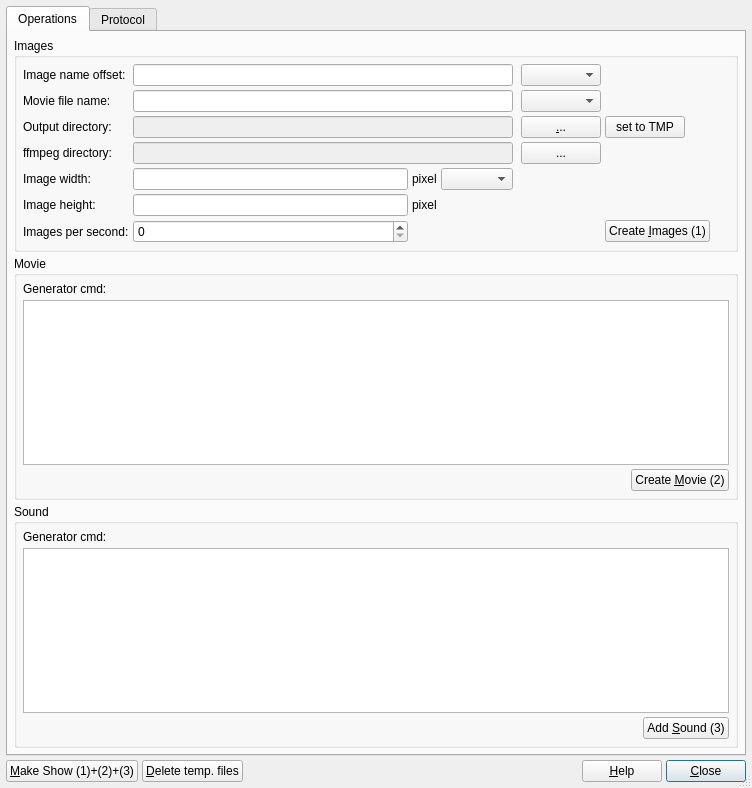
This is src/CreateMovieDlg4.ui in mneuroth/MinDia as Qt 5 draws it before an edit. The edited form follows.
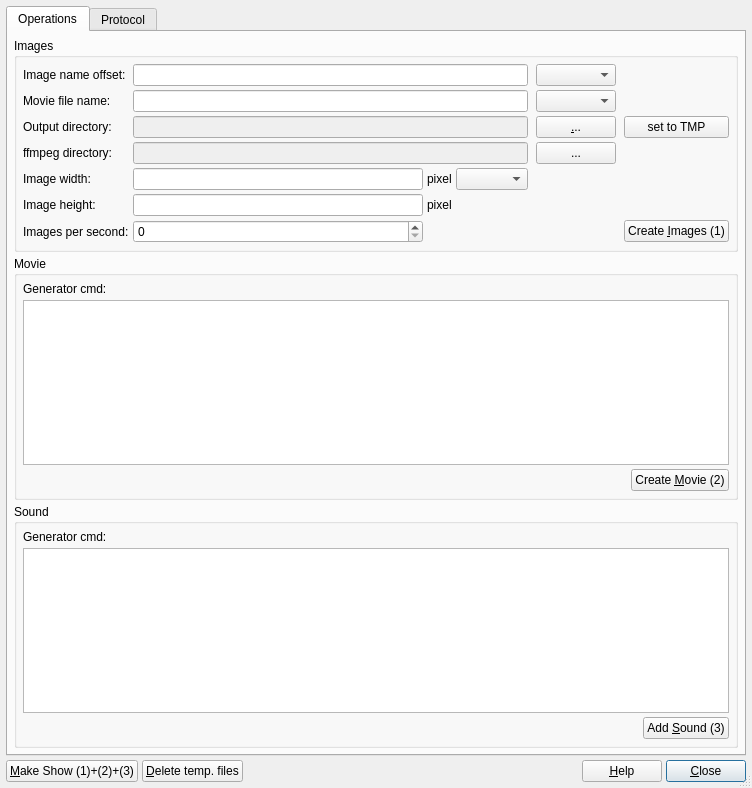
This is the edited form.

Commit message: improved german translations, start to improve help dialog

```diff
--- a/src/CreateMovieDlg4.ui
+++ b/src/CreateMovieDlg4.ui
@@ -46,7 +46,7 @@
           <item row="0" column="1" colspan="3">
            <widget class="QLineEdit" name="m_pImageNameOffset"/>
           </item>
-          <item row="0" column="6" colspan="3">
+          <item row="0" column="6" colspan="2">
            <spacer name="horizontalSpacer_2">
             <property name="orientation">
              <enum>Qt::Horizontal</enum>
@@ -69,7 +69,7 @@
           <item row="1" column="1" colspan="3">
            <widget class="QLineEdit" name="m_pMovieFileName"/>
           </item>
-          <item row="1" column="6" colspan="3">
+          <item row="1" column="6" colspan="2">
            <spacer name="horizontalSpacer">
             <property name="orientation">
              <enum>Qt::Horizontal</enum>
@@ -162,7 +162,7 @@
           <item row="4" column="3">
            <widget class="QComboBox" name="m_pImageRatio"/>
           </item>
-          <item row="4" column="5" colspan="4">
+          <item row="4" column="5" colspan="3">
            <spacer name="horizontalSpacer_4">
             <property name="orientation">
              <enum>Qt::Horizontal</enum>
@@ -198,7 +198,7 @@
             </property>
            </widget>
           </item>
-          <item row="5" column="3" colspan="6">
+          <item row="5" column="3" colspan="5">
            <spacer name="spacer6">
             <property name="orientation">
              <enum>Qt::Horizontal</enum>
@@ -240,30 +240,7 @@
             </property>
            </spacer>
           </item>
-          <item row="6" column="6" colspan="2">
-           <widget class="QPushButton" name="m_pCreateImages">
-            <property name="text">
-             <string>Create &amp;Images (1)</string>
-            </property>
-            <property name="shortcut">
-             <string>Alt+I</string>
-            </property>
-           </widget>
-          </item>
-          <item row="2" column="7" colspan="2">
-           <spacer name="horizontalSpacer_6">
-            <property name="orientation">
-             <enum>Qt::Horizontal</enum>
-            </property>
-            <property name="sizeHint" stdset="0">
-             <size>
-              <width>40</width>
-              <height>20</height>
-             </size>
-            </property>
-           </spacer>
-          </item>
-          <item row="3" column="6" colspan="3">
+          <item row="3" column="6" colspan="2">
            <spacer name="horizontalSpacer_7">
             <property name="orientation">
              <enum>Qt::Horizontal</enum>
@@ -276,19 +253,29 @@
             </property>
            </spacer>
           </item>
-          <item row="2" column="6">
-           <widget class="QPushButton" name="m_pSetToTemp">
-            <property name="text">
-             <string>set to TMP</string>
-            </property>
-           </widget>
-          </item>
           <item row="1" column="5">
            <widget class="QComboBox" name="m_pMovieExtension"/>
           </item>
           <item row="0" column="5">
            <widget class="QComboBox" name="m_pImageExtension"/>
           </item>
+          <item row="6" column="7">
+           <widget class="QPushButton" name="m_pCreateImages">
+            <property name="text">
+             <string>Create &amp;Images (1)</string>
+            </property>
+            <property name="shortcut">
+             <string>Alt+I</string>
+            </property>
+           </widget>
+          </item>
+          <item row="2" column="7">
+           <widget class="QPushButton" name="m_pSetToTemp">
+            <property name="text">
+             <string>set to TMP</string>
+            </property>
+           </widget>
+          </item>
          </layout>
         </widget>
        </item>
```
Left out of the diff: 1 changed line with no effect on the pictures. The commit also changes 7 other files.
